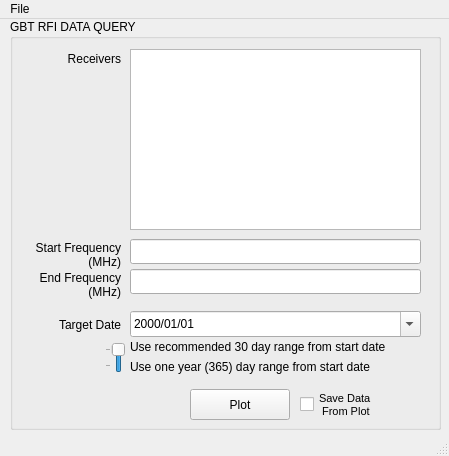
Above: gbt_rfi_gui/RFI_GUI.ui from mahmoud-hallak/gbt-rfi-gui before the change. Below: the same form after it.
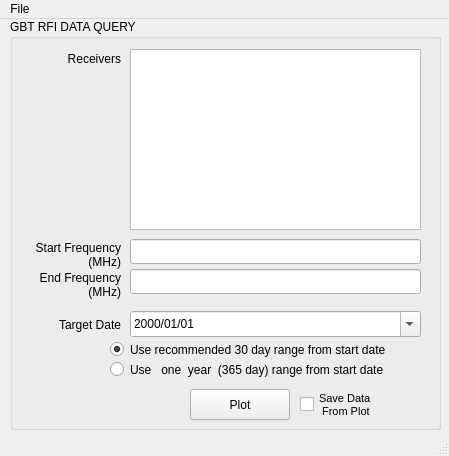
That is the form after the change.

Commit message: Two more changes to change slider to radio button and sort the data to remove unsightly connecting lines in the line plot

The edit to the form file:
```diff
--- a/gbt_rfi_gui/RFI_GUI.ui
+++ b/gbt_rfi_gui/RFI_GUI.ui
@@ -183,61 +183,33 @@
  From Plot</string>
      </property>
     </widget>
-    <widget class="QSlider" name="range_slider">
+    <widget class="QRadioButton" name="radioButtonM">
      <property name="geometry">
       <rect>
-       <x>95</x>
-       <y>323</y>
-       <width>20</width>
-       <height>31</height>
-      </rect>
-     </property>
-     <property name="maximum">
-      <number>1</number>
-     </property>
-     <property name="pageStep">
-      <number>1</number>
-     </property>
-     <property name="value">
-      <number>1</number>
-     </property>
-     <property name="sliderPosition">
-      <number>1</number>
-     </property>
-     <property name="orientation">
-      <enum>Qt::Vertical</enum>
-     </property>
-     <property name="invertedAppearance">
-      <bool>false</bool>
-     </property>
-     <property name="tickPosition">
-      <enum>QSlider::TicksAbove</enum>
-     </property>
-    </widget>
-    <widget class="QLabel" name="label_5">
-     <property name="geometry">
-      <rect>
-       <x>120</x>
-       <y>340</y>
-       <width>301</width>
-       <height>16</height>
-      </rect>
-     </property>
-     <property name="text">
-      <string>Use one year (365) day range from start date</string>
-     </property>
-    </widget>
-    <widget class="QLabel" name="label_6">
-     <property name="geometry">
-      <rect>
-       <x>120</x>
+       <x>100</x>
        <y>320</y>
-       <width>301</width>
-       <height>16</height>
+       <width>311</width>
+       <height>21</height>
       </rect>
      </property>
      <property name="text">
       <string>Use recommended 30 day range from start date</string>
+     </property>
+     <property name="checked">
+      <bool>true</bool>
+     </property>
+    </widget>
+    <widget class="QRadioButton" name="radioButtonY">
+     <property name="geometry">
+      <rect>
+       <x>100</x>
+       <y>340</y>
+       <width>311</width>
+       <height>21</height>
+      </rect>
+     </property>
+     <property name="text">
+      <string>Use   one  year  (365 day) range from start date</string>
      </property>
     </widget>
    </widget>
```
The commit also changes 1 other file.
